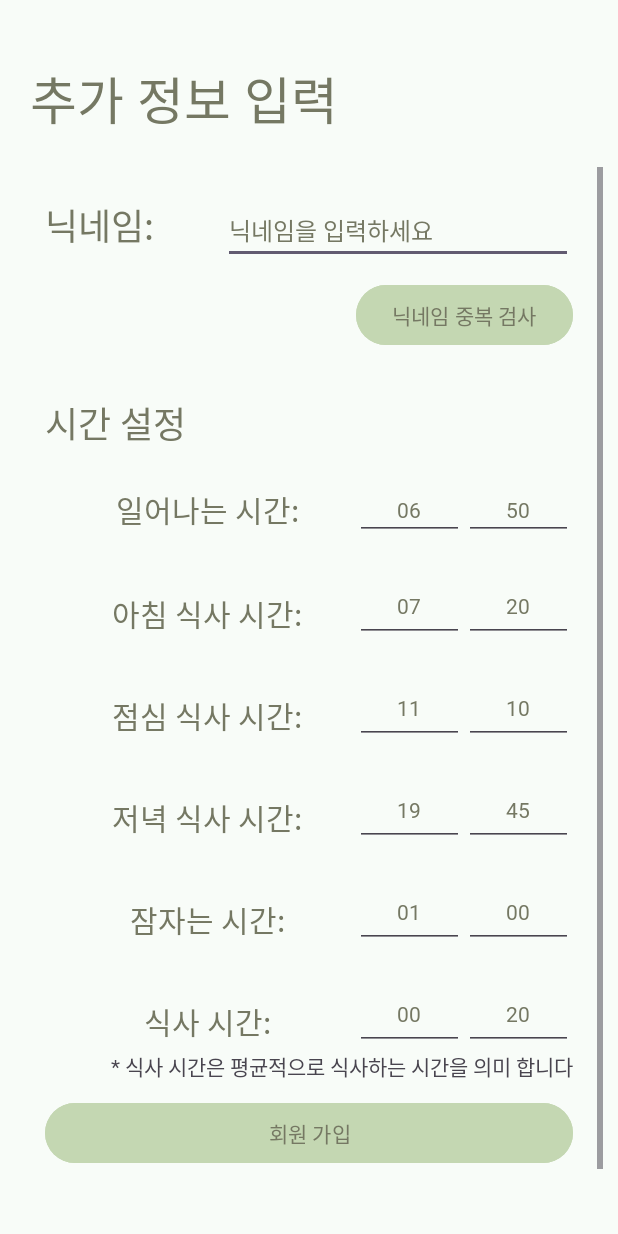
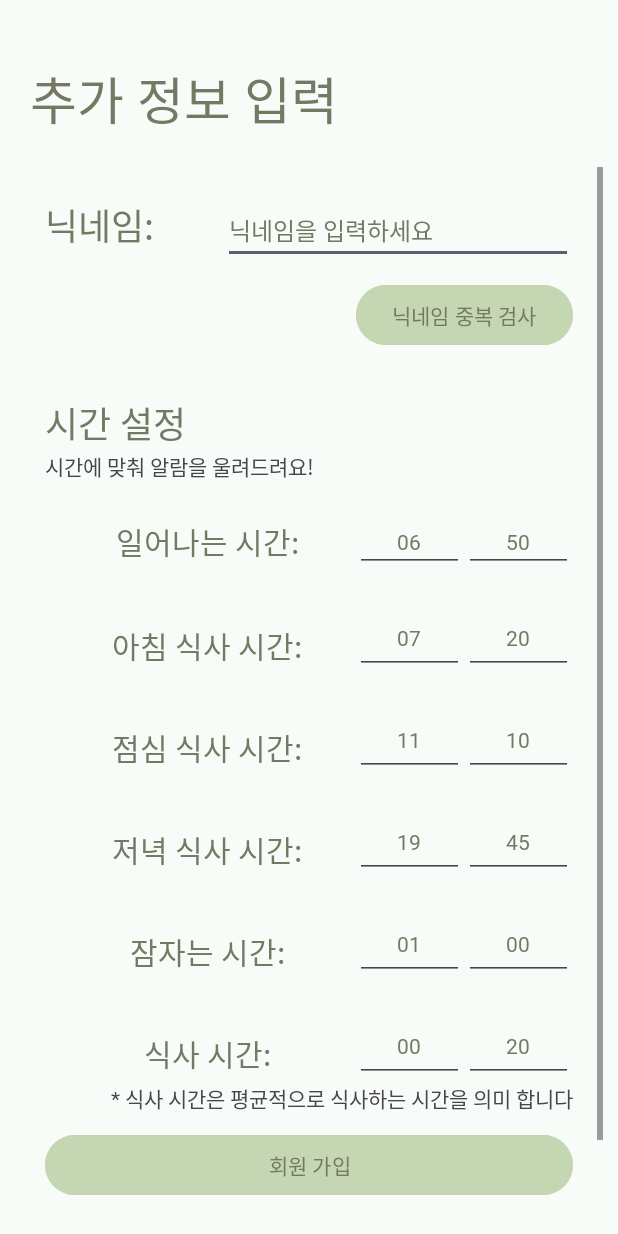
Before and after one commit to ysparrk/e-yak, an Android app: the SignupActivity screen opened directly, with no data from a screen before it, on a phone screen of 412 x 824 dp. Run offline under Robolectric (Android 15) with nearby library versions, the phone set to English and light mode, and no system bars.

Commit message:
Update activity_signup.xml

```diff
--- a/EYAK(rev2)/app/src/main/res/layout/activity_signup.xml
+++ b/EYAK(rev2)/app/src/main/res/layout/activity_signup.xml
@@ -93,6 +93,14 @@
                 android:text="시간 설정"
                 android:textColor="#757863"
                 android:textSize="24sp" />
+
+            <TextView
+                android:id="@+id/textView13"
+                android:layout_width="match_parent"
+                android:layout_height="wrap_content"
+                android:fontFamily="@font/tmoney_regular"
+                android:text="시간에 맞춰 알람을 울려드려요!"
+                android:textSize="14sp" />
 
             <FrameLayout
                 android:id="@+id/wakeTimeFrameLayout"
@@ -445,7 +453,7 @@
                             android:ems="10"
                             android:fontFamily="@font/tmoney_regular"
                             android:gravity="center"
-                            android:inputType="datetime"
+                            android:inputType="number|numberDecimal"
                             android:text="20"
                             android:textColor="#757863"
                             android:textSize="14sp" />
```
